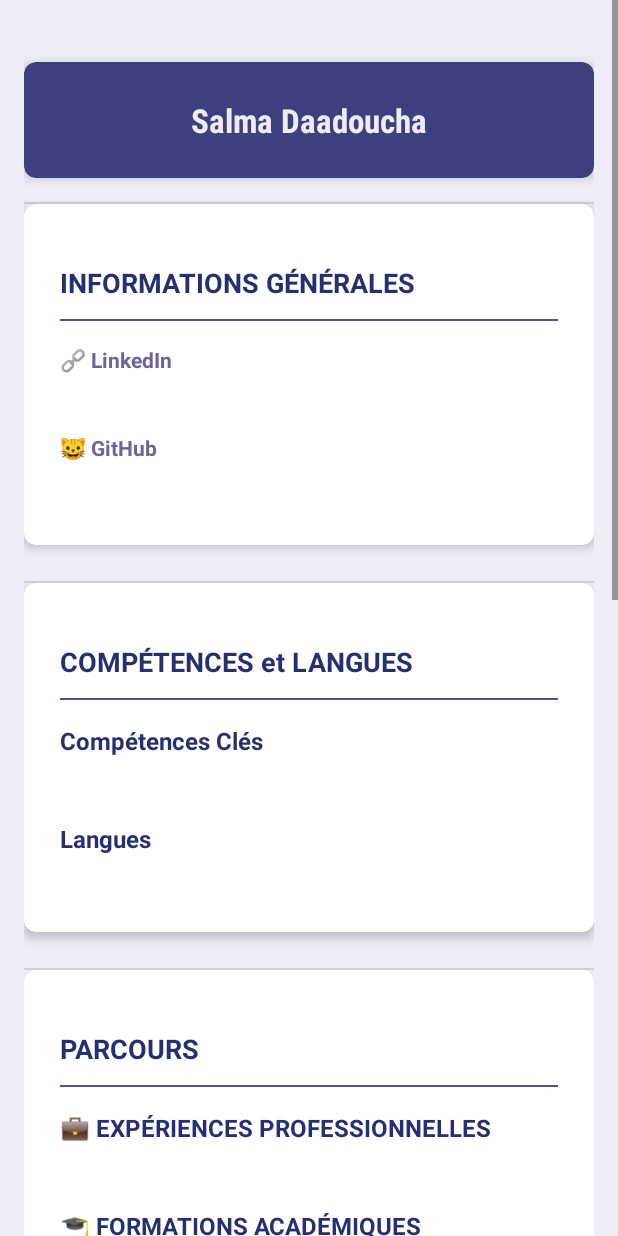
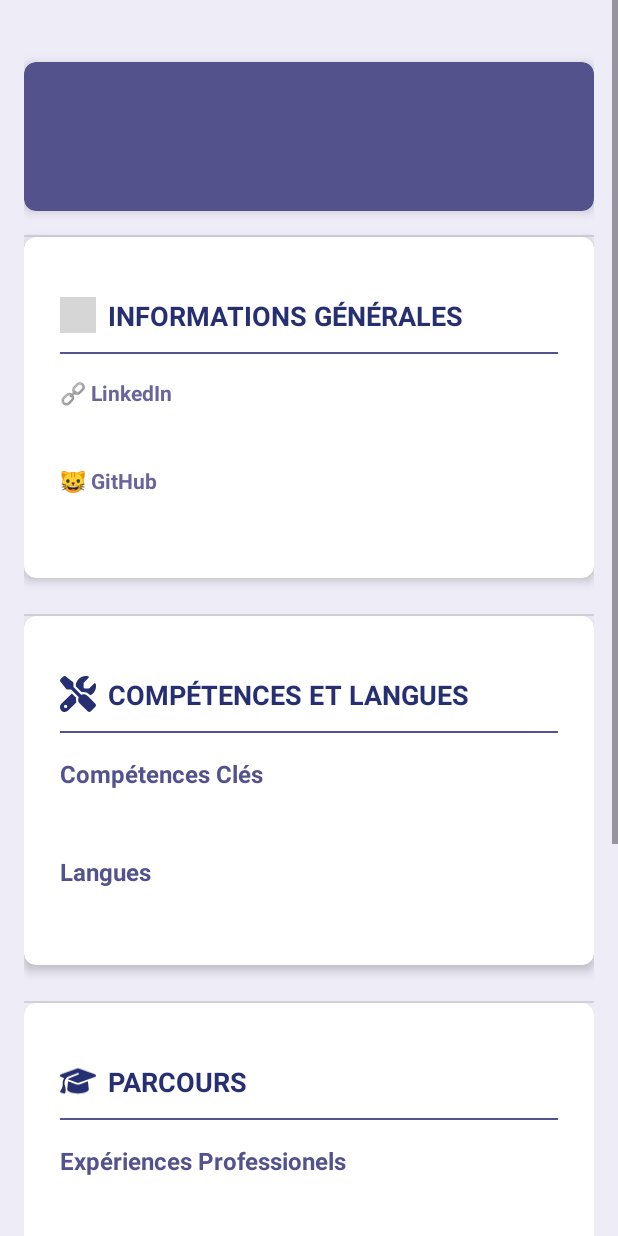
Before and after one commit to DaadouchaSalma/UniStage, an Android app: the DetailsCandidatureActivity screen opened directly, with no data from a screen before it, on a phone screen of 412 x 824 dp. Run offline under Robolectric (Android 15) with nearby library versions, the phone set to English and light mode, and no system bars; our stand-ins replace Firebase (no records; nobody signed in at launch, a user with empty details on screens opened directly); grey boxes are pictures that could not be loaded.

Commit message:
listeCandidat

```diff
--- a/app/src/main/res/layout/activity_details_candidature.xml
+++ b/app/src/main/res/layout/activity_details_candidature.xml
@@ -20,7 +20,7 @@
             android:layout_marginTop="25dp"
             app:cardElevation="4dp"
             app:cardCornerRadius="8dp"
-            app:cardBackgroundColor="@color/primary">
+            app:cardBackgroundColor="@color/hintText">
 
             <LinearLayout
                 android:layout_width="match_parent"
@@ -29,15 +29,25 @@
                 android:padding="24dp">
 
                 <TextView
-
+                    android:id="@+id/detailNomComplet"
                     android:layout_width="match_parent"
                     android:layout_height="wrap_content"
-                    android:text="Salma Daadoucha"
+
                     android:textColor="@color/buttonText"
                     android:textSize="22sp"
                     android:textStyle="bold"
                     android:gravity="center"
                     android:fontFamily="sans-serif-condensed"/>
+                <TextView
+                    android:id="@+id/detailEmail"
+                    android:layout_width="match_parent"
+                    android:layout_height="wrap_content"
+
+                    android:textColor="@color/buttonText"
+                    android:textSize="16sp"
+                    android:textStyle="normal"
+                    android:gravity="center"
+                    android:fontFamily="sans-serif"/>
 
 
             </LinearLayout>
@@ -63,16 +73,28 @@
                 android:orientation="vertical"
                 android:padding="24dp"
                 android:layout_marginBottom="8dp">
+                <LinearLayout
+                    android:layout_width="wrap_content"
+                    android:layout_height="wrap_content"
+                    android:orientation="horizontal"
+                    android:layout_marginTop="16dp"
+                    android:layout_marginBottom="12dp">
+
+                    <ImageView
+                        android:layout_width="24dp"
+                        android:layout_height="24dp"
+                        android:src="@drawable/circle_info_solid"
+                        app:tint="@color/primaryDark"
+                        android:layout_marginEnd="8dp"/>
+
                     <TextView
                         android:layout_width="wrap_content"
                         android:layout_height="wrap_content"
                         android:text="INFORMATIONS GÉNÉRALES"
-                    android:icon="@drawable/circle_info_solid"
                         android:textStyle="bold"
                         android:textColor="@color/primaryDark"
-                    android:textSize="18sp"
-                    android:layout_marginTop="16dp"
-                    android:layout_marginBottom="12dp" />
+                        android:textSize="18sp"/>
+                </LinearLayout>
                 <View
                     android:layout_width="match_parent"
                     android:layout_height="1dp"
@@ -133,16 +155,29 @@
                 android:layout_height="wrap_content"
                 android:orientation="vertical"
                 android:padding="24dp">
+                <LinearLayout
+                    android:layout_width="wrap_content"
+                    android:layout_height="wrap_content"
+                    android:orientation="horizontal"
+                    android:layout_marginTop="16dp"
+                    android:layout_marginBottom="12dp">
+
+                    <ImageView
+                        android:layout_width="24dp"
+                        android:layout_height="24dp"
+                        android:src="@drawable/screwdriver_wrench_solid"
+                        app:tint="@color/primaryDark"
+                        android:layout_marginEnd="8dp"/>
+
                     <TextView
                         android:layout_width="wrap_content"
                         android:layout_height="wrap_content"
-                    android:text="COMPÉTENCES et LANGUES"
-                    android:icon="@drawable/screwdriver_wrench_solid"
+                        android:text="COMPÉTENCES ET LANGUES"
                         android:textStyle="bold"
                         android:textColor="@color/primaryDark"
-                    android:textSize="18sp"
-                    android:layout_marginTop="16dp"
-                    android:layout_marginBottom="12dp" />
+                        android:textSize="18sp"/>
+                </LinearLayout>
+
                 <View
                     android:layout_width="match_parent"
                     android:layout_height="1dp"
@@ -156,16 +191,17 @@
                     android:textStyle="bold"
 
                     android:textSize="16sp"
-                    android:textColor="@color/primaryDark"
+                    android:textColor="@color/hintText"
                     android:layout_marginBottom="8dp"
-                    android:lineSpacingExtra="6dp"/>
+                    />
 
                 <TextView
                     android:id="@+id/detailCompetences"
                     android:layout_width="wrap_content"
                     android:layout_height="wrap_content"
                     android:textColor="@color/textPrimary"
-                    android:layout_marginBottom="16dp" />
+                    android:layout_marginBottom="16dp"
+                    android:lineSpacingExtra="6dp"/>
 
                 <TextView
                     android:text="Langues"
@@ -174,7 +210,7 @@
                     android:textStyle="bold"
 
                     android:textSize="16sp"
-                    android:textColor="@color/primaryDark"
+                    android:textColor="@color/hintText"
                     android:layout_marginBottom="8dp" />
 
                 <TextView
@@ -204,16 +240,29 @@
                 android:layout_height="wrap_content"
                 android:orientation="vertical"
                 android:padding="24dp">
+                <LinearLayout
+                    android:layout_width="wrap_content"
+                    android:layout_height="wrap_content"
+                    android:orientation="horizontal"
+                    android:layout_marginTop="16dp"
+                    android:layout_marginBottom="12dp">
+
+                    <ImageView
+                        android:layout_width="24dp"
+                        android:layout_height="24dp"
+                        android:src="@drawable/graduation_cap_solid"
+                        app:tint="@color/primaryDark"
+                        android:layout_marginEnd="8dp"/>
+
                     <TextView
                         android:layout_width="wrap_content"
                         android:layout_height="wrap_content"
                         android:text="PARCOURS"
-                    android:icon="@drawable/graduation_cap_solid"
                         android:textStyle="bold"
                         android:textColor="@color/primaryDark"
-                    android:textSize="18sp"
-                    android:layout_marginTop="16dp"
-                    android:layout_marginBottom="12dp" />
+                        android:textSize="18sp"/>
+                </LinearLayout>
+
                 <View
                     android:layout_width="match_parent"
                     android:layout_height="1dp"
@@ -221,13 +270,12 @@
                     android:layout_marginBottom="16dp"/>
 
                 <TextView
-                    android:text="💼 EXPÉRIENCES PROFESSIONNELLES"
+                    android:text="Expériences Professionels"
                     android:layout_width="match_parent"
                     android:layout_height="wrap_content"
                     android:textStyle="bold"
-
                     android:textSize="16sp"
-                    android:textColor="@color/primaryDark"
+                    android:textColor="@color/hintText"
                     android:layout_marginBottom="8dp" />
 
                 <TextView
@@ -239,13 +287,13 @@
                     android:lineSpacingExtra="6dp"/>
 
                 <TextView
-                    android:text="🎓 FORMATIONS ACADÉMIQUES"
+                    android:text="Formations Académiques"
                     android:layout_width="match_parent"
                     android:layout_height="wrap_content"
                     android:textStyle="bold"
 
                     android:textSize="16sp"
-                    android:textColor="@color/primaryDark"
+                    android:textColor="@color/hintText"
                     android:layout_marginBottom="8dp" />
 
                 <TextView
@@ -275,16 +323,29 @@
                 android:layout_height="wrap_content"
                 android:orientation="vertical"
                 android:padding="24dp">
+                <LinearLayout
+                    android:layout_width="wrap_content"
+                    android:layout_height="wrap_content"
+                    android:orientation="horizontal"
+                    android:layout_marginTop="16dp"
+                    android:layout_marginBottom="12dp">
+
+                    <ImageView
+                        android:layout_width="24dp"
+                        android:layout_height="24dp"
+                        android:src="@drawable/rocket_solid"
+                        app:tint="@color/primaryDark"
+                        android:layout_marginEnd="8dp"/>
+
                     <TextView
                         android:layout_width="wrap_content"
                         android:layout_height="wrap_content"
-                    android:text="PROJETS et CERTIFICATIONS"
-                    android:drawableLeft="@drawable/rocket_solid"
+                        android:text="PROJETS ET CERTIFICATIONS"
                         android:textStyle="bold"
                         android:textColor="@color/primaryDark"
-                    android:textSize="18sp"
-                    android:layout_marginTop="16dp"
-                    android:layout_marginBottom="12dp" />
+                        android:textSize="18sp"/>
+                </LinearLayout>
+
                 <View
                     android:layout_width="match_parent"
                     android:layout_height="1dp"
@@ -292,13 +353,13 @@
                     android:layout_marginBottom="16dp"/>
 
                 <TextView
-                    android:text="📜 CERTIFICATIONS"
+                    android:text="Certifications"
                     android:layout_width="match_parent"
                     android:layout_height="wrap_content"
                     android:textStyle="bold"
 
                     android:textSize="16sp"
-                    android:textColor="@color/primaryDark"
+                    android:textColor="@color/hintText"
                     android:layout_marginBottom="8dp" />
 
                 <TextView
@@ -310,13 +371,13 @@
                     android:lineSpacingExtra="6dp"/>
 
                 <TextView
-                    android:text="🚀 PROJETS"
+                    android:text="Projets"
                     android:layout_width="match_parent"
                     android:layout_height="wrap_content"
                     android:textStyle="bold"
 
                     android:textSize="16sp"
-                    android:textColor="@color/primaryDark"
+                    android:textColor="@color/hintText"
                     android:layout_marginBottom="8dp" />
 
                 <TextView
```
Also changed, not shown: app/src/main/java/com/example/unistage/candidature/CandidatAdapter.java (added, +58 -0 lines), app/src/main/java/com/example/unistage/candidature/DetailsCandidatureActivity.java (+11 -0 lines), app/src/main/java/com/example/unistage/candidature/ListeCandidatsActivity.java (+17 -7 lines), app/src/main/res/layout/activity_liste_candidats.xml (+41 -9 lines), app/src/main/res/layout/list_item_candidat.xml (added, +41 -0 lines), 1 other file. Lines whose indentation alone changed are shown as unchanged.
